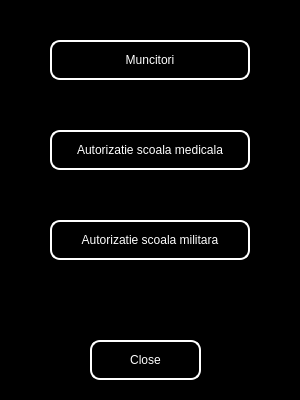
Old version of the form ACL/AncientClient/windowshop.ui in the repository marcu26/POO_proiect.
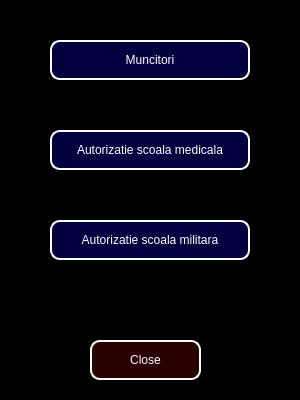
New version of the form.

```diff
--- a/ACL/AncientClient/windowshop.ui
+++ b/ACL/AncientClient/windowshop.ui
@@ -27,10 +27,11 @@
    </property>
    <property name="styleSheet">
     <string notr="true">color: rgb(255, 255, 255);
-background-color: rgba(0, 0, 0,80%);
+background-color: rgba(0, 0, 127,50%);
 border-style: solid;
 border-width: 2px;
-border-radius: 10px;</string>
+border-radius: 10px;
+</string>
    </property>
    <property name="text">
     <string>Muncitori</string>
@@ -47,10 +48,11 @@
    </property>
    <property name="styleSheet">
     <string notr="true">color: rgb(255, 255, 255);
-background-color: rgba(0, 0, 0,80%);
+background-color: rgba(0, 0, 127,50%);
 border-style: solid;
 border-width: 2px;
-border-radius: 10px;</string>
+border-radius: 10px;
+</string>
    </property>
    <property name="text">
     <string>Autorizatie scoala medicala</string>
@@ -67,10 +69,11 @@
    </property>
    <property name="styleSheet">
     <string notr="true">color: rgb(255, 255, 255);
-background-color: rgba(0, 0, 0,80%);
+background-color: rgba(0, 0, 127,50%);
 border-style: solid;
 border-width: 2px;
-border-radius: 10px;</string>
+border-radius: 10px;
+</string>
    </property>
    <property name="text">
     <string>Autorizatie scoala militara</string>
@@ -87,10 +90,11 @@
    </property>
    <property name="styleSheet">
     <string notr="true">color: rgb(255, 255, 255);
-background-color: rgba(0, 0, 0,80%);
+background-color: rgba(85, 0, 0,50%);
 border-style: solid;
 border-width: 2px;
-border-radius: 10px;</string>
+border-radius: 10px;
+</string>
    </property>
    <property name="text">
     <string>Close</string>
@@ -106,7 +110,7 @@
     </rect>
    </property>
    <property name="styleSheet">
-    <string notr="true">background-color: rgb(0, 0, 0);</string>
+    <string notr="true">background-color: rgb(0,0,0);</string>
    </property>
   </widget>
   <zorder>widget</zorder>
```
